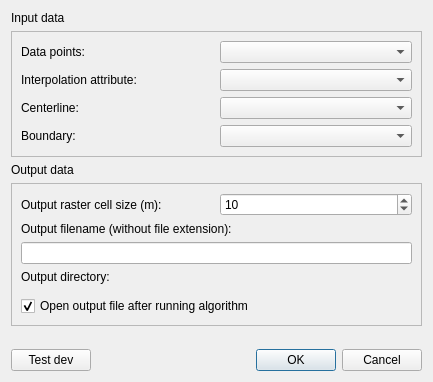
The window that BathyFlowDEM_dialog_base.ui (melindafemminis/BathyFlowDEM) describes before a commit, drawn with Qt 5.
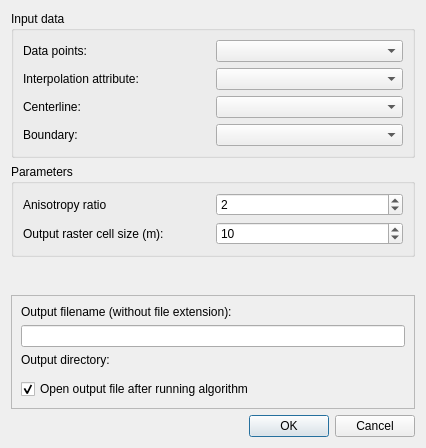
The same window after the commit. Custom widgets are drawn as their Qt base class.

Commit message: Adapt dialog and added Z value

Patch:
```diff
--- a/BathyFlowDEM_dialog_base.ui
+++ b/BathyFlowDEM_dialog_base.ui
@@ -6,29 +6,21 @@
    <rect>
     <x>0</x>
     <y>0</y>
-    <width>433</width>
-    <height>382</height>
+    <width>426</width>
+    <height>448</height>
    </rect>
   </property>
   <property name="windowTitle">
    <string>BathyFlowDEM</string>
   </property>
-  <layout class="QGridLayout" name="gridLayout_3">
+  <layout class="QGridLayout" name="gridLayout_4">
    <item row="0" column="0">
-    <widget class="QLabel" name="label_4">
-     <property name="text">
+    <layout class="QVBoxLayout" name="verticalLayout_2">
+     <item>
+      <widget class="QGroupBox" name="groupBox_2">
+       <property name="title">
       <string>Input data</string>
      </property>
-    </widget>
-   </item>
-   <item row="1" column="0" colspan="2">
-    <widget class="QFrame" name="frame">
-     <property name="frameShape">
-      <enum>QFrame::StyledPanel</enum>
-     </property>
-     <property name="frameShadow">
-      <enum>QFrame::Raised</enum>
-     </property>
      <layout class="QGridLayout" name="gridLayout">
       <item row="0" column="0">
        <layout class="QHBoxLayout" name="horizontalLayout_2">
@@ -101,26 +93,35 @@
      </layout>
     </widget>
    </item>
-   <item row="2" column="0">
-    <widget class="QLabel" name="label_8">
+     <item>
+      <widget class="QGroupBox" name="groupBox">
+       <property name="title">
+        <string>Parameters</string>
+       </property>
+       <layout class="QGridLayout" name="gridLayout_3">
+        <item row="0" column="0">
+         <layout class="QHBoxLayout" name="horizontalLayout_7">
+          <item>
+           <widget class="QLabel" name="label_10">
      <property name="text">
-      <string>Output data</string>
+             <string>Anisotropy ratio</string>
      </property>
     </widget>
    </item>
-   <item row="3" column="0" colspan="2">
-    <widget class="QFrame" name="frame_2">
-     <property name="frameShape">
-      <enum>QFrame::StyledPanel</enum>
-     </property>
-     <property name="frameShadow">
-      <enum>QFrame::Raised</enum>
-     </property>
-     <layout class="QGridLayout" name="gridLayout_2">
+          <item>
+           <widget class="QgsSpinBox" name="sbAnisotropyValue">
+            <property name="singleStep">
+             <number>1</number>
+            </property>
+            <property name="value">
+             <number>2</number>
+            </property>
+           </widget>
+          </item>
+         </layout>
+        </item>
       <item row="1" column="0">
-       <layout class="QVBoxLayout" name="verticalLayout">
-        <item>
-         <layout class="QHBoxLayout" name="horizontalLayout_6">
+         <layout class="QHBoxLayout" name="horizontalLayout_8">
           <item>
            <widget class="QLabel" name="label_6">
             <property name="text">
@@ -137,6 +138,33 @@
           </item>
          </layout>
         </item>
+       </layout>
+      </widget>
+     </item>
+     <item>
+      <spacer name="verticalSpacer">
+       <property name="orientation">
+        <enum>Qt::Vertical</enum>
+       </property>
+       <property name="sizeHint" stdset="0">
+        <size>
+         <width>20</width>
+         <height>40</height>
+        </size>
+       </property>
+      </spacer>
+     </item>
+     <item>
+      <widget class="QFrame" name="frame_2">
+       <property name="frameShape">
+        <enum>QFrame::StyledPanel</enum>
+       </property>
+       <property name="frameShadow">
+        <enum>QFrame::Raised</enum>
+       </property>
+       <layout class="QGridLayout" name="gridLayout_2">
+        <item row="0" column="0">
+         <layout class="QVBoxLayout" name="verticalLayout">
         <item>
          <widget class="QLabel" name="label_7">
           <property name="text">
@@ -194,41 +222,8 @@
      </layout>
     </widget>
    </item>
-   <item row="4" column="1">
-    <spacer name="verticalSpacer_9">
-     <property name="orientation">
-      <enum>Qt::Vertical</enum>
-     </property>
-     <property name="sizeHint" stdset="0">
-      <size>
-       <width>14</width>
-       <height>0</height>
-      </size>
-     </property>
-    </spacer>
-   </item>
-   <item row="5" column="0" colspan="2">
+     <item>
     <layout class="QHBoxLayout" name="horizontalLayout">
-     <item>
-      <widget class="QPushButton" name="pbTest">
-       <property name="text">
-        <string>Test dev</string>
-       </property>
-      </widget>
-     </item>
-     <item>
-      <spacer name="horizontalSpacer">
-       <property name="orientation">
-        <enum>Qt::Horizontal</enum>
-       </property>
-       <property name="sizeHint" stdset="0">
-        <size>
-         <width>178</width>
-         <height>20</height>
-        </size>
-       </property>
-      </spacer>
-     </item>
      <item>
       <widget class="QDialogButtonBox" name="button_box">
        <property name="orientation">
@@ -242,6 +237,8 @@
     </layout>
    </item>
   </layout>
+   </item>
+  </layout>
  </widget>
  <customwidgets>
   <customwidget>
@@ -259,6 +256,11 @@
    <extends>QComboBox</extends>
    <header>qgsmaplayercombobox.h</header>
   </customwidget>
+  <customwidget>
+   <class>QgsSpinBox</class>
+   <extends>QSpinBox</extends>
+   <header>qgsspinbox.h</header>
+  </customwidget>
  </customwidgets>
  <resources/>
  <connections>
```
Left out of the diff: 24 changed lines with no effect on the pictures. Lines whose indentation alone changed are shown as unchanged. The commit also changes 6 other files.
